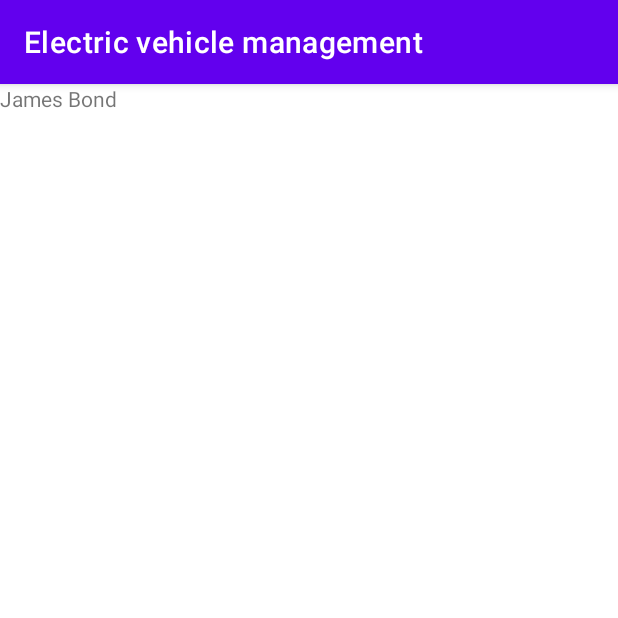
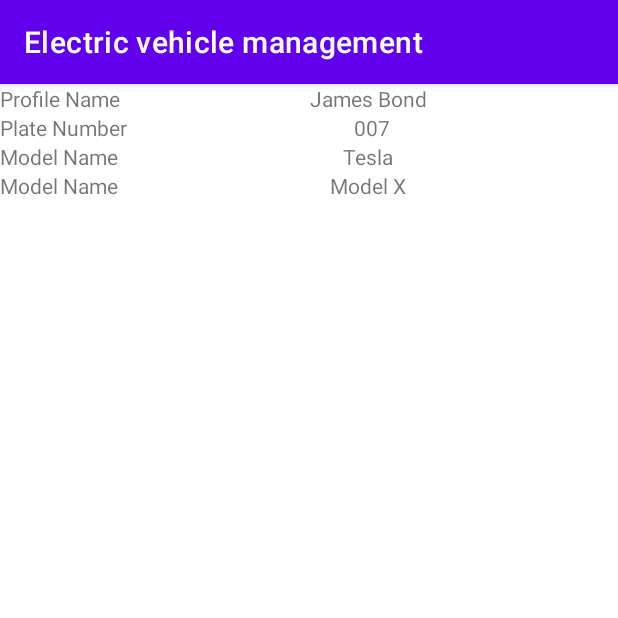
Before and after one commit to NitsosG/electric-vehicle-management, an Android app: the screen it shows after launch (VehicleMonitorActivity), after a tap on "SELECT", on a phone screen of 412 x 824 dp, the top half of it. Run offline under Robolectric (Android 15) with nearby library versions, the phone set to English and light mode, and no system bars; our stand-ins replace Room's generated code.

Commit message:
foreign keys added to schema | fields added to vehicle profile monitor activity

```diff
--- a/app/src/main/java/aueb/msc/MyApp.kt
+++ b/app/src/main/java/aueb/msc/MyApp.kt
@@ -16,9 +16,9 @@ class MyApp : Application() {
         database = AppDatabaseRoom.getAppDatabase(this)!!
         // Clear database
         roomDAO = database.roomDao()
+        roomDAO.truncateProfile()
+        roomDAO.truncateModel()
         roomDAO.truncateBrand()
-        roomDAO.truncateModel()
-        roomDAO.truncateProfile()
 
         // Brands
         roomDAO.addBrand(Brand("TESLA", "Tesla"))
--- a/app/src/main/java/aueb/msc/ProfileSelection.kt
+++ b/app/src/main/java/aueb/msc/ProfileSelection.kt
@@ -24,6 +24,11 @@ class ProfileSelection : AppCompatActivity() {
         initObjects()
     }
 
+    override fun onResume() {
+        super.onResume()
+        initObjects()
+    }
+
     private fun initObjects() {
         // Create new profile
         val newProfileButton = findViewById<FloatingActionButton>(R.id.create_new_profile_button)
--- a/app/src/main/java/aueb/msc/VehicleMonitorActivity.kt
+++ b/app/src/main/java/aueb/msc/VehicleMonitorActivity.kt
@@ -3,12 +3,33 @@ package aueb.msc
 import android.os.Bundle
 import android.widget.TextView
 import androidx.appcompat.app.AppCompatActivity
+import aueb.msc.db.AppDatabaseRoom
+import aueb.msc.model.Brand
+import aueb.msc.model.Model
+import aueb.msc.model.Profile
 
 class VehicleMonitorActivity : AppCompatActivity() {
+    private lateinit var database: AppDatabaseRoom
+    private lateinit var profile: Profile
+    private lateinit var brand : Brand
+    private lateinit var model : Model
     override fun onCreate(savedInstanceState: Bundle?) {
         super.onCreate(savedInstanceState)
-        setContentView(R.layout.activity_vehile_monitor)
-        val receivedValue = intent.getStringExtra("profile")
-        findViewById<TextView>(R.id.vehicle_monitor_profile_name).text = receivedValue
+        setContentView(R.layout.activity_vehicle_monitor)
+        database = AppDatabaseRoom.getAppDatabase(this)!!
+        initObjects()
+
+    }
+
+    private fun initObjects() {
+        val profileName = intent.getStringExtra("profile").toString()
+        profile = database.roomDao().getProfile(profileName)
+        findViewById<TextView>(R.id.monitor_profile_name_view).text = profile.name
+        findViewById<TextView>(R.id.monitor_plate_number_view).text = profile.plateNumber
+
+        model = database.roomDao().getModel(profile.modelCode)
+        brand = database.roomDao().getBrand(model.brandCode)
+        findViewById<TextView>(R.id.monitor_brand_name_view).text = brand.name
+        findViewById<TextView>(R.id.monitor_model_name_view).text = model.name
     }
 }
--- a/app/src/main/java/aueb/msc/VehicleProfileSetup.kt
+++ b/app/src/main/java/aueb/msc/VehicleProfileSetup.kt
@@ -7,21 +7,34 @@ import android.widget.*
 import androidx.appcompat.app.AppCompatActivity
 import aueb.msc.db.AppDatabaseRoom
 import aueb.msc.model.Brand
+import aueb.msc.model.Model
 import aueb.msc.model.Profile
+import java.util.stream.Collectors
 
 class VehicleProfileSetup : AppCompatActivity() {
 
     private val activity = this@VehicleProfileSetup
     private lateinit var database: AppDatabaseRoom
     private lateinit var brands : MutableList<Brand>
+    private lateinit var models : List<Model>
+
 
     override fun onCreate(savedInstanceState: Bundle?) {
         super.onCreate(savedInstanceState)
         setContentView(R.layout.activity_vehicle_profile_setup)
+        database = AppDatabaseRoom.getAppDatabase(this)!!
         initObjects()
+    }
+
+    private fun initObjects() {
+        val result : List<Brand> = database.roomDao().getBrands()
+        brands = ArrayList()
+        brands.addAll(result)
+
+        val brandNames = brands.stream().map{ b -> b.name}.collect(Collectors.toList())
 
         // Create an adapter to populate the dropdown list with the items
-        val brandAdapter = ArrayAdapter(this, android.R.layout.simple_spinner_dropdown_item, brands)
+        val brandAdapter = ArrayAdapter(this, android.R.layout.simple_spinner_dropdown_item, brandNames)
         brandAdapter.setDropDownViewResource(android.R.layout.simple_spinner_dropdown_item)
 
         // Get a reference to the Spinner in the layout
@@ -41,8 +54,10 @@ class VehicleProfileSetup : AppCompatActivity() {
                 position: Int,
                 id: Long
             ) {
-                val models = database.roomDao().getBrandModels(brands[position].code)
-                modelSpinner.adapter = ArrayAdapter(activity, android.R.layout.simple_spinner_dropdown_item, models)
+                val brandCode = findBrand(brandNames[position]).code
+                models = database.roomDao().getBrandModels(brandCode)
+                val modelNames = models.stream().map{ m -> m.name }.collect(Collectors.toList())
+                modelSpinner.adapter = ArrayAdapter(activity, android.R.layout.simple_spinner_dropdown_item, modelNames)
             }
 
             override fun onNothingSelected(parent: AdapterView<*>?) {
@@ -55,18 +70,20 @@ class VehicleProfileSetup : AppCompatActivity() {
         vehicleProfileSubmitButton.setOnClickListener(){
             val profileName = findViewById<EditText>(R.id.profileNameValue).text.toString()
             val plateNumber = findViewById<EditText>(R.id.plateNumberValue).text.toString()
-            val modelSelected = modelSpinner.selectedItem.toString()
+            val modelSelected = findModel(modelSpinner.selectedItem.toString()).code
             database.roomDao().addProfile(Profile(profileName, plateNumber, modelSelected))
             // Redirect to Profiles activity
             val intent = Intent(activity, ProfileSelection::class.java)
             startActivity(intent)
         }
+
     }
 
-    private fun initObjects() {
-        database = AppDatabaseRoom.getAppDatabase(this)!!
-        val result : List<Brand> = database.roomDao().getBrands()
-        brands = ArrayList()
-        brands.addAll(result)
+    private fun findModel(name : String): Model{
+        return models.stream().filter{ m -> m.name == name}.findFirst().get();
+    }
+
+    private fun findBrand(name : String): Brand{
+        return brands.stream().filter{ m -> m.name == name}.findFirst().get();
     }
 }
--- a/app/src/main/java/aueb/msc/db/AppDatabaseRoom.kt
+++ b/app/src/main/java/aueb/msc/db/AppDatabaseRoom.kt
@@ -8,7 +8,7 @@ import aueb.msc.model.Brand
 import aueb.msc.model.Model
 import aueb.msc.model.Profile
 
-@Database(entities = [Brand::class, Model::class, Profile::class], version = 1)
+@Database(entities = [Brand::class, Model::class, Profile::class], version = 2)
 abstract class AppDatabaseRoom: RoomDatabase() {
 
     abstract fun roomDao(): RoomDAO
@@ -22,6 +22,7 @@ abstract class AppDatabaseRoom: RoomDatabase() {
                     instance = Room.databaseBuilder(context.applicationContext,
                                                     AppDatabaseRoom::class.java,
                                                     "RoomDBManager").allowMainThreadQueries().
+                                                    fallbackToDestructiveMigration().
                                                     build()
                 }
             }
--- a/app/src/main/java/aueb/msc/db/RoomDAO.kt
+++ b/app/src/main/java/aueb/msc/db/RoomDAO.kt
@@ -21,12 +21,20 @@ interface RoomDAO {
     @Query("SELECT * FROM Profile")
     fun getProfiles() : List<Profile>
 
+    @Query("SELECT * FROM Profile WHERE name = :profileName")
+    fun getProfile(profileName : String) : Profile
+
     @Query("SELECT * FROM Model  WHERE brandCode = :brandCode")
     fun getBrandModels(brandCode : String) : List<Model>
 
+    @Query("SELECT * FROM Model  WHERE code = :modelCode")
+    fun getModel(modelCode : String) : Model
+
+    @Query("SELECT * FROM Brand WHERE code = :brandCode")
+    fun getBrand(brandCode : String): Brand
+
     @Query("SELECT * FROM Brand")
     fun getBrands(): List<Brand>
-
 
     @Query("DELETE FROM Brand")
     fun truncateBrand()
--- a/app/src/main/java/aueb/msc/model/Model.kt
+++ b/app/src/main/java/aueb/msc/model/Model.kt
@@ -1,7 +1,14 @@
 package aueb.msc.model
 
 import androidx.room.Entity
+import androidx.room.ForeignKey
 import androidx.room.PrimaryKey
 
-@Entity
+@Entity(
+    foreignKeys = [ForeignKey(
+        entity = Brand::class,
+        parentColumns = ["code"],
+        childColumns = ["brandCode"],
+    )]
+)
 data class Model(@PrimaryKey val code: String , val name: String, val brandCode: String)
--- a/app/src/main/java/aueb/msc/model/Profile.kt
+++ b/app/src/main/java/aueb/msc/model/Profile.kt
@@ -1,7 +1,14 @@
 package aueb.msc.model
 
 import androidx.room.Entity
+import androidx.room.ForeignKey
 import androidx.room.PrimaryKey
 
-@Entity
+@Entity(
+    foreignKeys = [ForeignKey(
+        entity = Model::class,
+        parentColumns = ["code"],
+        childColumns = ["modelCode"],
+    )]
+)
 data class Profile(@PrimaryKey val name:String, val plateNumber:String, val modelCode:String)
--- /dev/null
+++ b/app/src/main/res/layout/activity_vehicle_monitor.xml
@@ -0,0 +1,85 @@
+<?xml version="1.0" encoding="utf-8"?>
+<LinearLayout xmlns:android="http://schemas.android.com/apk/res/android"
+    xmlns:tools="http://schemas.android.com/tools"
+    android:layout_width="match_parent"
+    android:layout_height="match_parent"
+    android:orientation="vertical"
+    tools:context=".VehicleMonitorActivity">
+
+    <LinearLayout
+        android:layout_width="match_parent"
+        android:layout_height="wrap_content"
+        android:orientation="horizontal">
+
+        <TextView
+            android:id="@+id/monitor_profile_name_label"
+            android:layout_width="wrap_content"
+            android:layout_height="match_parent"
+            android:layout_weight="1"
+            android:text="Profile Name" />
+
+        <TextView
+            android:id="@+id/monitor_profile_name_view"
+            android:layout_width="wrap_content"
+            android:layout_height="match_parent"
+            android:layout_weight="1"/>
+    </LinearLayout>
+
+    <LinearLayout
+        android:layout_width="match_parent"
+        android:layout_height="wrap_content"
+        android:orientation="horizontal">
+
+        <TextView
+            android:id="@+id/monitor_plate_number_label"
+            android:layout_width="wrap_content"
+            android:layout_height="wrap_content"
+            android:layout_weight="1"
+            android:text="Plate Number" />
+
+        <TextView
+            android:id="@+id/monitor_plate_number_view"
+            android:layout_width="wrap_content"
+            android:layout_height="wrap_content"
+            android:layout_weight="1" />
+    </LinearLayout>
+
+    <LinearLayout
+        android:layout_width="match_parent"
+        android:layout_height="wrap_content"
+        android:orientation="horizontal">
+
+        <TextView
+            android:id="@+id/monitor_brand_name_label"
+            android:layout_width="wrap_content"
+            android:layout_height="wrap_content"
+            android:layout_weight="1"
+            android:text="Model Name" />
+
+        <TextView
+            android:id="@+id/monitor_brand_name_view"
+            android:layout_width="wrap_content"
+            android:layout_height="wrap_content"
+            android:layout_weight="1" />
+    </LinearLayout>
+
+    <LinearLayout
+        android:layout_width="match_parent"
+        android:layout_height="wrap_content"
+        android:orientation="horizontal">
+
+        <TextView
+            android:id="@+id/monitor_model_name_label"
+            android:layout_width="wrap_content"
+            android:layout_height="wrap_content"
+            android:layout_weight="1"
+            android:text="Model Name" />
+
+        <TextView
+            android:id="@+id/monitor_model_name_view"
+            android:layout_width="wrap_content"
+            android:layout_height="wrap_content"
+            android:layout_weight="1" />
+    </LinearLayout>
+
+</LinearLayout>
--- a/app/src/main/res/layout/activity_vehile_monitor.xml
+++ /dev/null
@@ -1,16 +0,0 @@
-<?xml version="1.0" encoding="utf-8"?>
-<LinearLayout xmlns:android="http://schemas.android.com/apk/res/android"
-    xmlns:app="http://schemas.android.com/apk/res-auto"
-    xmlns:tools="http://schemas.android.com/tools"
-    android:layout_width="match_parent"
-    android:layout_height="match_parent"
-    android:orientation="vertical"
-    tools:context=".VehicleMonitorActivity">
-
-    <TextView
-        android:id="@+id/vehicle_monitor_profile_name"
-        android:layout_width="match_parent"
-        android:layout_height="wrap_content"
-        android:text="profile_name" />
-
-</LinearLayout>
```
